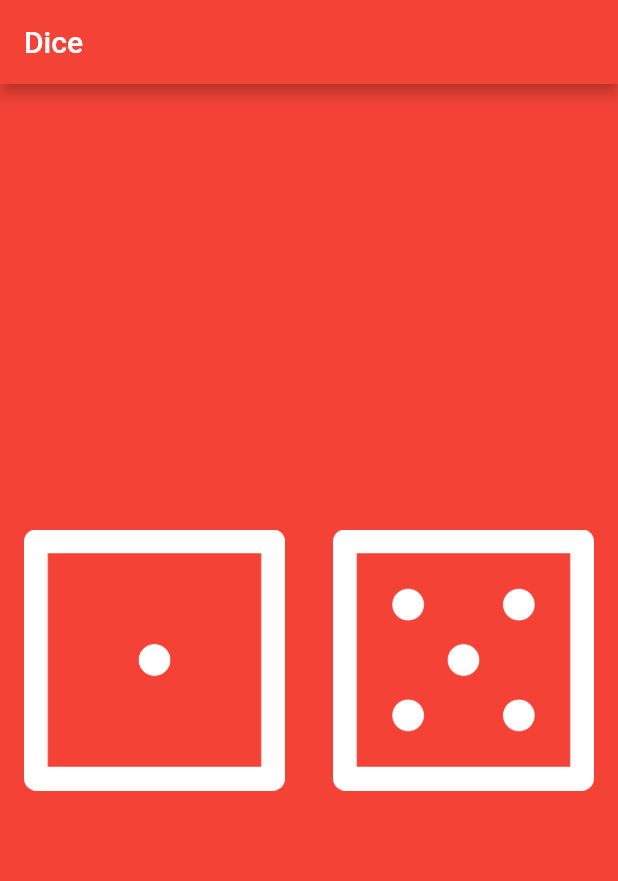
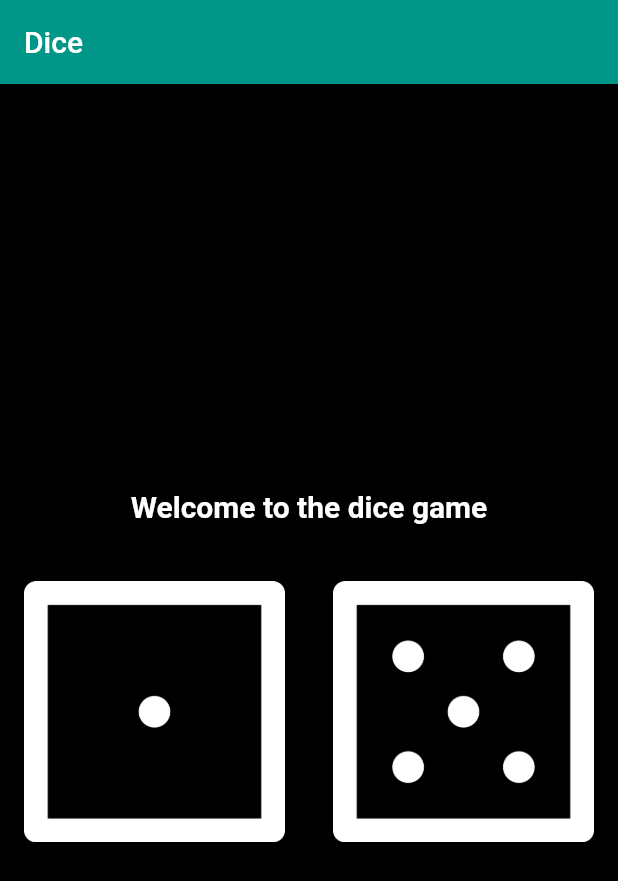
Before and after one commit to Shrey29ansh/Flutter, a Flutter app: the screen it shows after launch, on a phone screen of 412 x 824 dp. Shown: the top 881 px of the screen. Run offline on Flutter 3.47's test engine with Material 2 defaults, Android fonts, the phone set to English and light mode, and no system bars.

```diff
--- a/Dice App/diceapp/lib/main.dart
+++ b/Dice App/diceapp/lib/main.dart
@@ -5,10 +5,10 @@ void main() {
   return runApp(
     MaterialApp(
       home: Scaffold(
-        backgroundColor: Colors.red,
+        backgroundColor: Colors.black,
         appBar: AppBar(
           title: Text('Dice'),
-          backgroundColor: Colors.red,
+          backgroundColor: Colors.teal,
         ),
         body: DicePage(),
       ),
@@ -34,11 +34,33 @@ class _DicePageState extends State<DicePage> {
   @override
   Widget build(BuildContext context) {
     return Center(
+      child: Container(
+        child: Column(
+          mainAxisAlignment: MainAxisAlignment.center,
+          children: <Widget>[
+            Padding(
+              padding: const EdgeInsets.all(8.0),
               child: Row(
+                mainAxisAlignment: MainAxisAlignment.center,
+                children: <Widget>[
+                  Text(
+                  'Welcome to the dice game',
+                  style: TextStyle(
+                    fontSize: 20.0,
+                    color: Colors.white,
+                    fontWeight: FontWeight.bold,
+                  ),
+                ),
+                ],
+              ),
+            ),
+            SizedBox(height: 30),
+            Row(
               children: <Widget>[
                 Expanded(
                   child: FlatButton(
-              child: Image(image: AssetImage('images/dice$randomNumber.png')),
+                    child: Image(
+                        image: AssetImage('images/dice$randomNumber.png')),
                     onPressed: () {
                       changestate();
                     },
@@ -56,6 +78,9 @@ class _DicePageState extends State<DicePage> {
                 )
               ],
             ),
+          ],
+        ),
+      ),
     );
   }
 }
```
Lines whose indentation alone changed are shown as unchanged.
